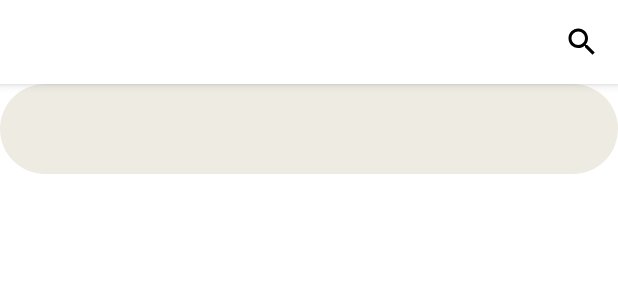
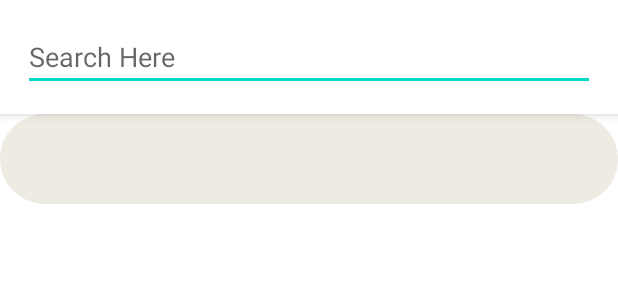
Before and after one commit to kevintanuwijaya/Snap_It, an Android app: the layout fragment_search.xml on its own in the app's theme, with its tools: preview values and no code run, on a phone screen of 412 x 824 dp. Shown: the top 300 px of the screen. Run offline under Robolectric (Android 15) with nearby library versions, the phone set to English and light mode, and no system bars; Roboto replaces fonts that are not available here.

Commit message:
benerin SearchFragment, ngubah dari yang awalnya pake toolbar, jadi pake editText

```diff
--- a/app/src/main/res/layout/fragment_search.xml
+++ b/app/src/main/res/layout/fragment_search.xml
@@ -14,24 +14,21 @@
             android:id="@+id/search_appbar"
             android:layout_width="match_parent"
             android:layout_height="wrap_content"
-            android:backgroundTint="@color/white">
+            android:backgroundTint="@color/white"
+            android:padding="15dp">
 
             <LinearLayout
                 android:layout_width="match_parent"
                 android:layout_height="wrap_content"
                 android:orientation="horizontal">
 
-                <androidx.appcompat.widget.Toolbar
-                    android:id="@+id/search_toolbar"
-                    app:menu="@menu/search_menu"
+                <EditText
+                    android:id="@+id/search_query"
                     android:layout_width="match_parent"
-                    android:layout_height="?attr/actionBarSize">
-                </androidx.appcompat.widget.Toolbar>
+                    android:layout_height="match_parent"
+                    android:hint="Search Here" />
+
             </LinearLayout>
-
-
-
-
         </com.google.android.material.appbar.AppBarLayout>
 
         <androidx.core.widget.NestedScrollView
```
Also changed, not shown: app/src/main/java/kevin/com/snapit/Fragment/SearchFragment.java (+19 -30 lines).
